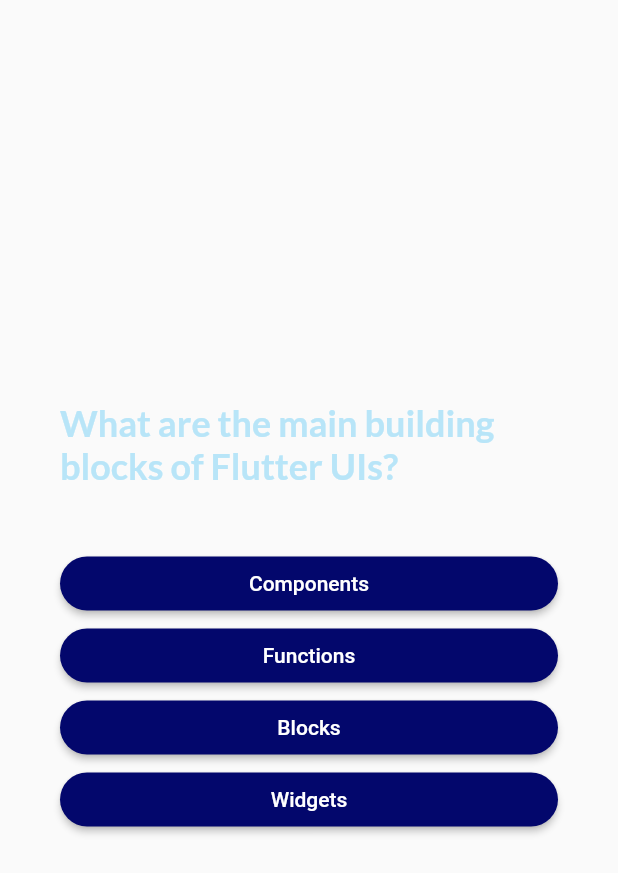
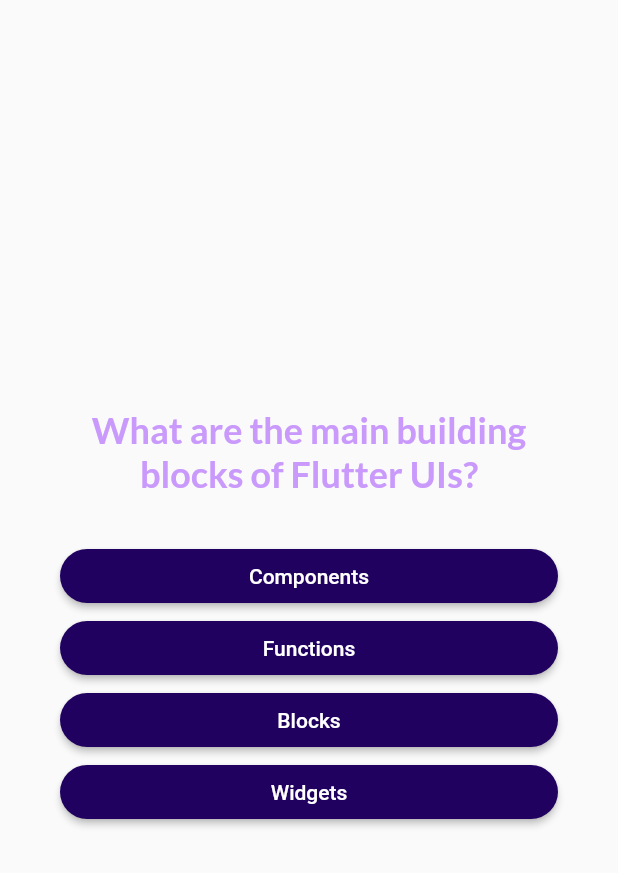
Before and after one commit to karkau123/Interactive-Quizz-App, a Flutter app: the QuestionsScreen widget shown alone on an empty page, opened directly with empty values, on a phone screen of 412 x 824 dp. Shown: the top 873 px of the screen. Run offline on Flutter 3.47's test engine with Material 2 defaults, Android fonts, the phone set to English and light mode, and no system bars; our stand-ins replace google_fonts.

```diff
--- a/lib/answer_button.dart
+++ b/lib/answer_button.dart
@@ -1,26 +1,34 @@
-import 'package:flutter/material.dart';
+ import 'package:flutter/material.dart';
 
 class AnswerButton extends StatelessWidget {
- const  AnswerButton({
-  super.key,
-  required this.answerText,
-  required this.onTap,
- });
+  const AnswerButton({
+    super.key,
+    required this.answerText,
+    required this.onTap,
+  });
+
   final String answerText;
   final void Function() onTap;
+
   @override
   Widget build(BuildContext context) {
     return ElevatedButton(
-      //style: ElevatedButton.styleFrom(),
-      onPressed: onTap ,
+      onPressed: onTap,
       style: ElevatedButton.styleFrom(
-        padding:const  EdgeInsets.symmetric(vertical: 10 , horizontal: 40),
-        backgroundColor: const Color.fromARGB(255, 3, 7, 108),
-        foregroundColor:  Colors.white,
-        shape: RoundedRectangleBorder(borderRadius: BorderRadius.circular(40)),
-
+        padding: const EdgeInsets.symmetric(
+          vertical: 10,
+          horizontal: 40,
+        ),
+        backgroundColor: const Color.fromARGB(255, 33, 1, 95),
+        foregroundColor: Colors.white,
+        shape: RoundedRectangleBorder(
+          borderRadius: BorderRadius.circular(40),
+        ),
       ),
-      child:  Text(answerText,textAlign: TextAlign.center,),
+      child: Text(
+        answerText,
+        textAlign: TextAlign.center,
+      ),
     );
   }
 }
--- a/lib/main.dart
+++ b/lib/main.dart
@@ -1,4 +1,5 @@
-import 'package:flutter/material.dart';
+ import 'package:flutter/material.dart';
+
 import 'package:adv_basics/quiz.dart';
 
 void main() {
--- a/lib/questions_screen.dart
+++ b/lib/questions_screen.dart
@@ -1,11 +1,15 @@
-import 'package:flutter/material.dart';
+ import 'package:flutter/material.dart';
+import 'package:google_fonts/google_fonts.dart';
 
 import 'package:adv_basics/answer_button.dart';
 import 'package:adv_basics/data/questions.dart';
-import 'package:google_fonts/google_fonts.dart';
 
 class QuestionsScreen extends StatefulWidget {
-  const QuestionsScreen({super.key, required this.onSelectAnswer});
+  const QuestionsScreen({
+    super.key,
+    required this.onSelectAnswer,
+  });
+
   final void Function(String answer) onSelectAnswer;
 
   @override
@@ -19,6 +23,8 @@ class _QuestionsScreenState extends State<QuestionsScreen> {
 
   void answerQuestion(String selectedAnswer) {
     widget.onSelectAnswer(selectedAnswer);
+    // currentQuestionIndex = currentQuestionIndex + 1;
+    // currentQuestionIndex += 1;
     setState(() {
       currentQuestionIndex++; // increments the value by 1
     });
@@ -36,17 +42,16 @@ class _QuestionsScreenState extends State<QuestionsScreen> {
           mainAxisAlignment: MainAxisAlignment.center,
           crossAxisAlignment: CrossAxisAlignment.stretch,
           children: [
-            Center(
-              child: Text(
-                currentQuestion.text,
-                style: GoogleFonts.lato(
-                  color: const Color.fromARGB(255, 184, 229, 248),
-                  fontSize: 24,
-                  fontWeight: FontWeight.bold,
-                ),
+            Text(
+              currentQuestion.text,
+              style: GoogleFonts.lato(
+                color: const Color.fromARGB(255, 201, 153, 251),
+                fontSize: 24,
+                fontWeight: FontWeight.bold,
               ),
+              textAlign: TextAlign.center,
             ),
-            const SizedBox(height: 40),
+            const SizedBox(height: 30),
             ...currentQuestion.getShuffledAnswers().map((answer) {
               return AnswerButton(
                 answerText: answer,
```
Also changed, not shown: lib/questions_summary.dart (added, +34 -0 lines), lib/quiz.dart (+13 -9 lines), lib/results_screen.dart (+35 -17 lines), lib/start_screen.dart (+14 -14 lines).
